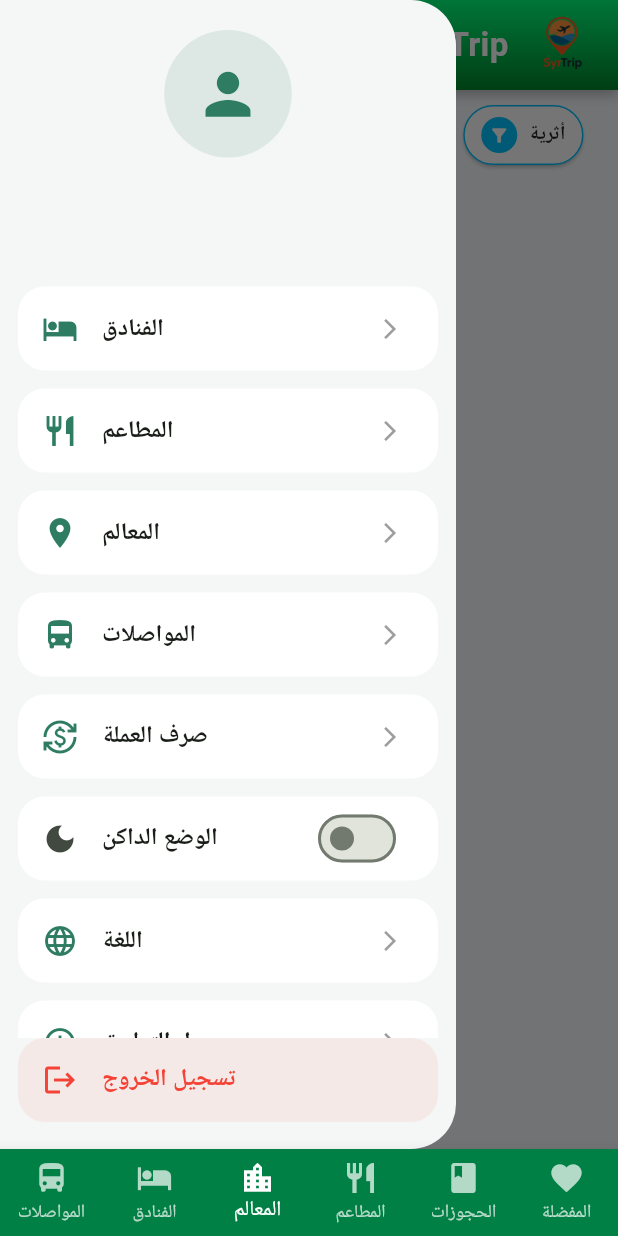
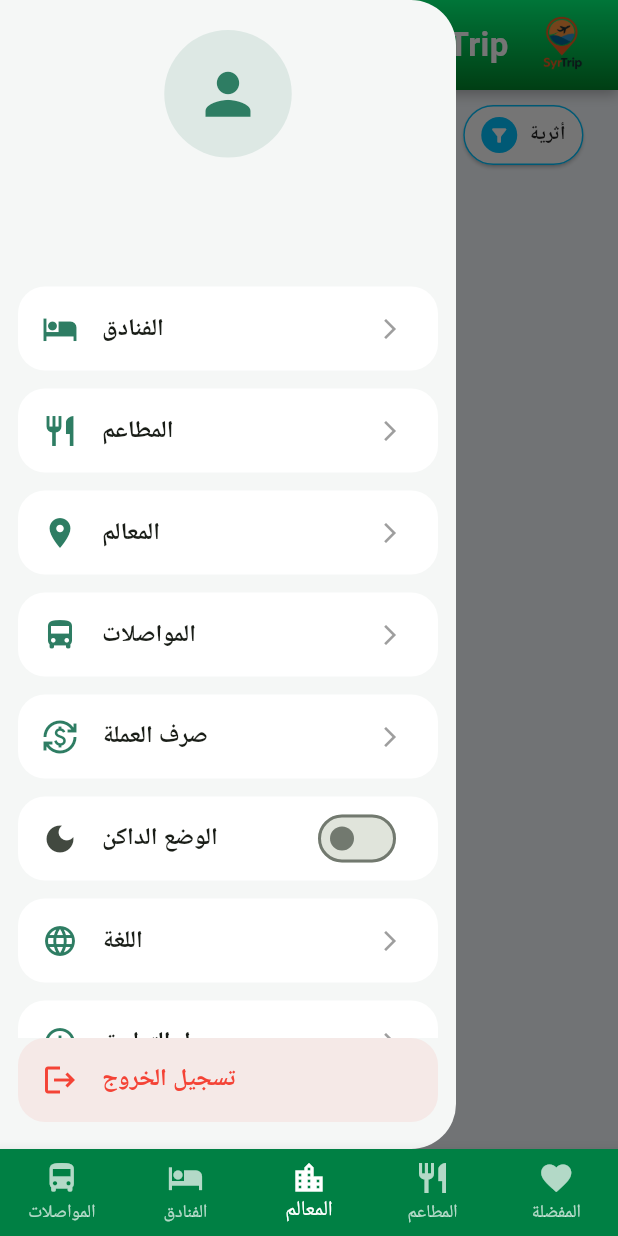
Before and after one commit to abdullahhamod01-bot/syrtrip1, a Flutter app: the HomeView screen opened directly, with the side drawer open, on a phone screen of 412 x 824 dp. Run offline on Flutter 3.47's test engine with Material 3 defaults, Android fonts, the light colour scheme and no system bars; our stand-ins replace lottie, shared_preferences, sqflite; accounts and stored records are empty; network calls fail; Roboto replaces fonts that are missing (Cairo).

Commit message:
تم حذف الحجوزات

```diff
--- a/front/lib/widgets/bottom_nav_bar.dart
+++ b/front/lib/widgets/bottom_nav_bar.dart
@@ -21,7 +21,6 @@ class BottomNavBar extends StatelessWidget {
         BottomNavigationBarItem(icon: Icon(Icons.hotel), label: "الفنادق"),
         BottomNavigationBarItem(icon: Icon(Icons.location_city), label: "المعالم"),
         BottomNavigationBarItem(icon: Icon(Icons.restaurant), label: "المطاعم"),
-        BottomNavigationBarItem(icon: Icon(Icons.book), label: "الحجوزات"),
         BottomNavigationBarItem(icon: Icon(Icons.favorite), label: "المفضلة"),
       ],
     );
```
